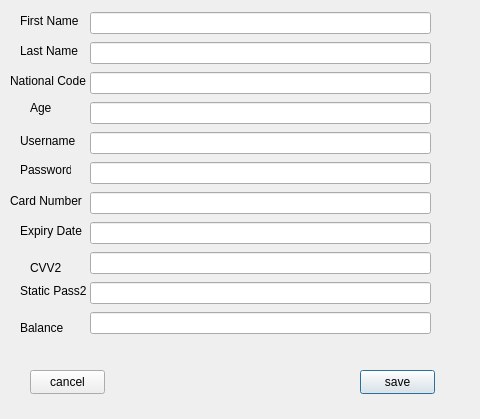
First picture: the form in borhani/addcustomerdialog.ui, repository mohamaadbrh/bank, before the edit.
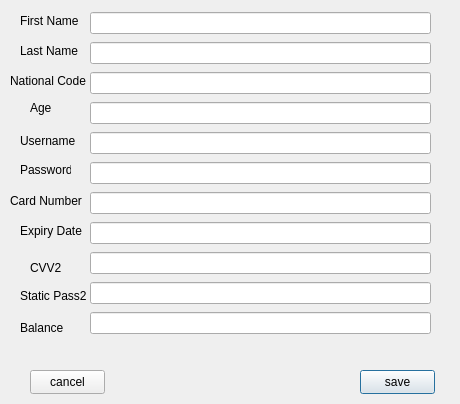
Second picture: the form after the edit.

```diff
--- a/borhani/addcustomerdialog.ui
+++ b/borhani/addcustomerdialog.ui
@@ -6,8 +6,8 @@
    <rect>
     <x>0</x>
     <y>0</y>
-    <width>480</width>
-    <height>419</height>
+    <width>460</width>
+    <height>404</height>
    </rect>
   </property>
   <property name="windowTitle">
@@ -181,7 +181,7 @@
      <x>20</x>
      <y>280</y>
      <width>71</width>
-     <height>21</height>
+     <height>31</height>
     </rect>
    </property>
    <property name="text">
```
